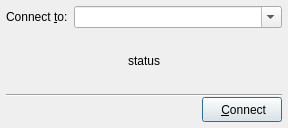
ateijelo/qpon, file connectdialog.ui: the form before one commit.
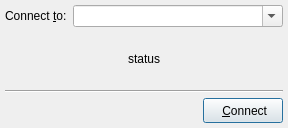
The form after the commit.

```diff
--- a/connectdialog.ui
+++ b/connectdialog.ui
@@ -12,12 +12,12 @@
   <property name="windowTitle" >
    <string>Connection</string>
   </property>
-  <layout class="QVBoxLayout" name="verticalLayout" >
-   <property name="spacing" >
-    <number>0</number>
+  <layout class="QVBoxLayout" name="verticalLayout">
+   <property name="spacing">
+    <number>5</number>
    </property>
-   <property name="margin" >
-    <number>6</number>
+   <property name="margin">
+    <number>5</number>
    </property>
    <item>
     <layout class="QHBoxLayout" name="horizontalLayout" >
@@ -161,7 +161,7 @@
    </item>
   </layout>
  </widget>
- <layoutdefault spacing="6" margin="11" />
+ <layoutdefault spacing="6" margin="11"/>
  <pixmapfunction>qPixmapFromMimeSource</pixmapfunction>
  <resources/>
  <connections/>
```
Left out of the diff: 85 changed lines with no effect on the pictures.
